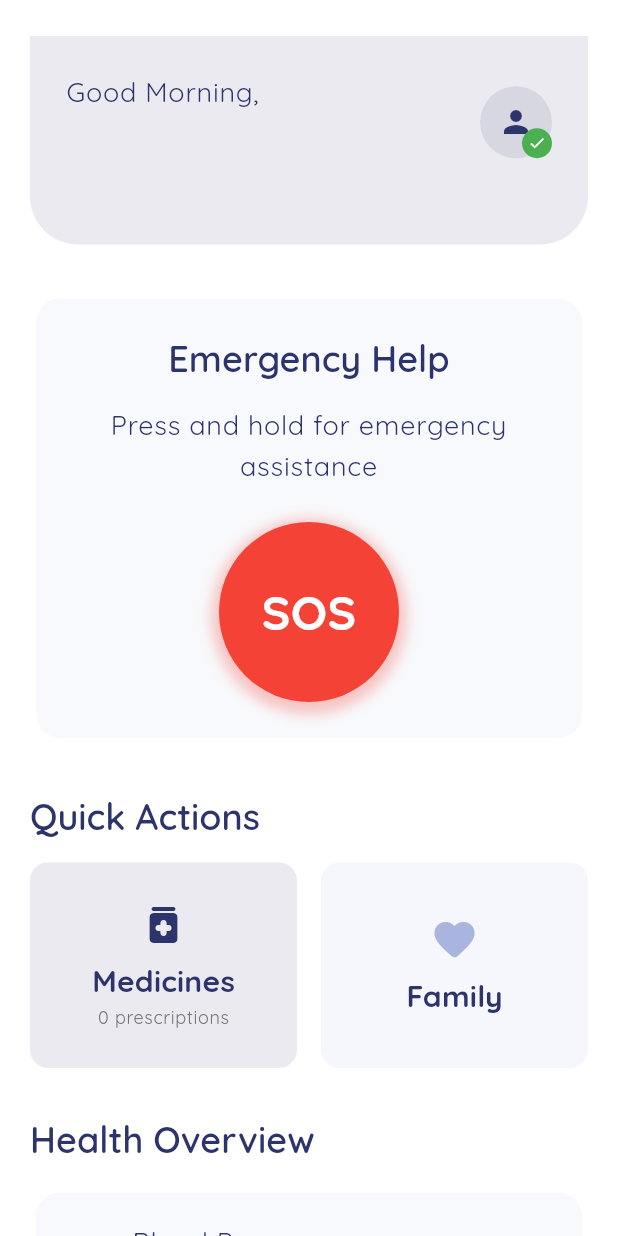
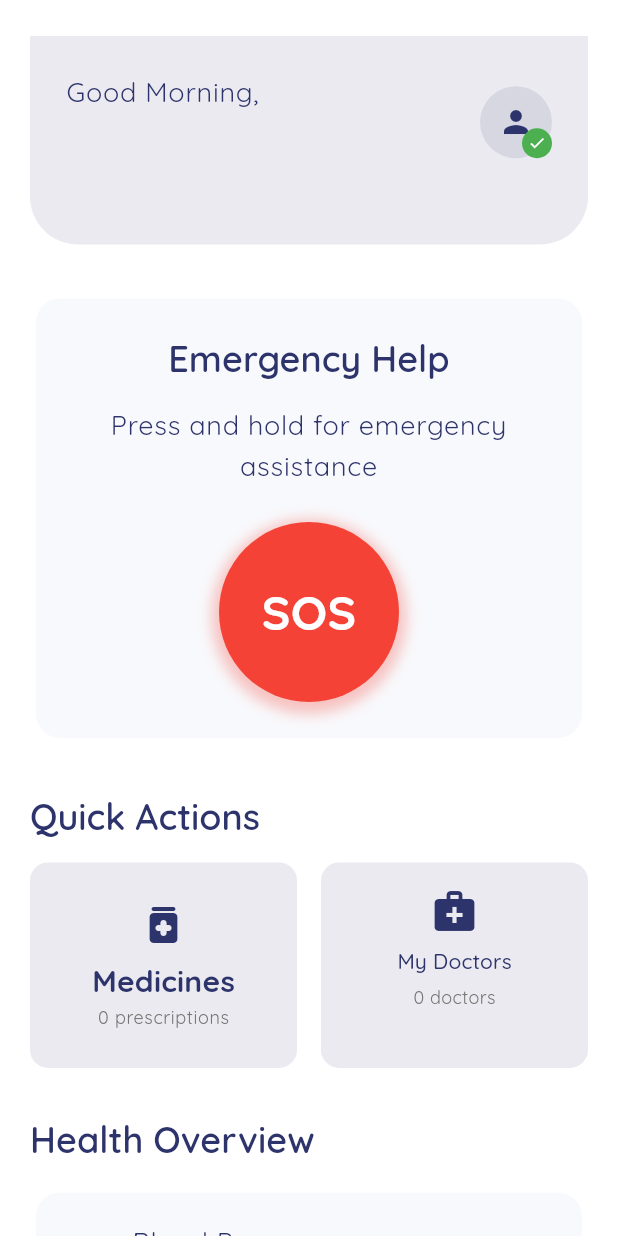
Before and after one commit to kichuman28/Wise-Care, a Flutter app: the HomeScreen screen opened directly, on a phone screen of 412 x 824 dp. Run offline on Flutter 3.47's test engine with Material 3 defaults, Android fonts, the light colour scheme and no system bars; our stand-ins replace battery_plus, cloud_firestore, connectivity_plus, device_info_plus, file_picker, firebase_auth and 7 more; missing offline and left inert: cloudinary_public, health; accounts and stored records are empty; network calls fail.

Commit message:
Enhance Authentication and Doctor Management with Improved User Experience

```diff
--- a/lib/core/models/doctor_model.dart
+++ b/lib/core/models/doctor_model.dart
@@ -1,74 +1,84 @@
+import 'package:cloud_firestore/cloud_firestore.dart';
+
 class Doctor {
   final String id;
   final String name;
-  final String mail;
+  final String email;
   final String specialization;
   final String imageUrl;
   final String about;
   final double rating;
   final int experience;
   final int patientsServed;
+  final double consultationFee;
+  final bool isAvailable;
+  final DateTime createdAt;
+  final DateTime updatedAt;
   final List<String> availableDays;
   final Map<String, List<String>> availableTimeSlots;
-  final double consultationFee;
-  final bool isAvailable;
 
   Doctor({
     required this.id,
     required this.name,
-    required this.mail,
+    required this.email,
     required this.specialization,
     required this.imageUrl,
     required this.about,
     required this.rating,
     required this.experience,
     required this.patientsServed,
+    required this.consultationFee,
+    this.isAvailable = true,
+    required this.createdAt,
+    required this.updatedAt,
     required this.availableDays,
     required this.availableTimeSlots,
-    required this.consultationFee,
-    this.isAvailable = true,
   });
 
   factory Doctor.fromMap(Map<String, dynamic> map, String id) {
     return Doctor(
       id: id,
       name: map['name'] ?? '',
-      mail: map['mail'] ?? '',
+      email: map['email'] ?? '',
       specialization: map['specialization'] ?? '',
       imageUrl: map['imageUrl'] ?? '',
       about: map['about'] ?? '',
       rating: (map['rating'] ?? 0.0).toDouble(),
       experience: map['experience'] ?? 0,
       patientsServed: map['patientsServed'] ?? 0,
+      consultationFee: (map['consultationFee'] ?? 0.0).toDouble(),
+      isAvailable: map['isAvailable'] ?? true,
+      createdAt: (map['createdAt'] as Timestamp?)?.toDate() ?? DateTime.now(),
+      updatedAt: (map['updatedAt'] as Timestamp?)?.toDate() ?? DateTime.now(),
       availableDays: List<String>.from(map['availableDays'] ?? []),
       availableTimeSlots: Map<String, List<String>>.from(
         map['availableTimeSlots']?.map(
               (key, value) => MapEntry(
-                key,
+                key.toString(),
                 List<String>.from(value),
               ),
             ) ??
             {},
       ),
-      consultationFee: (map['consultationFee'] ?? 0.0).toDouble(),
-      isAvailable: map['isAvailable'] ?? true,
     );
   }
 
   Map<String, dynamic> toMap() {
     return {
       'name': name,
-      'mail': mail,
+      'email': email,
       'specialization': specialization,
       'imageUrl': imageUrl,
       'about': about,
       'rating': rating,
       'experience': experience,
       'patientsServed': patientsServed,
+      'consultationFee': consultationFee,
+      'isAvailable': isAvailable,
+      'createdAt': Timestamp.fromDate(createdAt),
+      'updatedAt': Timestamp.fromDate(updatedAt),
       'availableDays': availableDays,
       'availableTimeSlots': availableTimeSlots,
-      'consultationFee': consultationFee,
-      'isAvailable': isAvailable,
     };
   }
 }
--- a/lib/ui/screens/home_screen.dart
+++ b/lib/ui/screens/home_screen.dart
@@ -1,7 +1,10 @@
 import 'package:flutter/material.dart';
+import 'package:provider/provider.dart';
 import '../widgets/greeting_header.dart';
 import '../widgets/sos_button.dart';
 import '../widgets/medicine_quick_action_button.dart';
+import '../widgets/doctor_quick_action_button.dart';
+import '../../core/providers/auth_provider.dart';
 import '../../core/theme/app_theme.dart';
 
 class HomeScreen extends StatelessWidget {
@@ -9,6 +12,25 @@ class HomeScreen extends StatelessWidget {
 
   @override
   Widget build(BuildContext context) {
+    return Consumer<AuthProvider>(
+      builder: (context, authProvider, _) {
+        if (authProvider.isLoading) {
+          return Scaffold(
+            backgroundColor: AppColors.background,
+            body: const Center(
+              child: CircularProgressIndicator(),
+            ),
+          );
+        }
+
+        if (authProvider.user == null) {
+          return const Scaffold(
+            body: Center(
+              child: Text('Please log in to continue'),
+            ),
+          );
+        }
+
         return Scaffold(
           backgroundColor: AppColors.background,
           body: SafeArea(
@@ -59,31 +81,8 @@ class HomeScreen extends StatelessWidget {
                     crossAxisSpacing: 16,
                     childAspectRatio: 1.3,
                     children: [
-                  //DoctorQuickActionButton(userId: userId),
                       const MedicineQuickActionButton(),
-                  Container(
-                    decoration: BoxDecoration(
-                      color: AppColors.tertiary.withOpacity(0.1),
-                      borderRadius: BorderRadius.circular(12),
-                    ),
-                    child: Column(
-                      mainAxisAlignment: MainAxisAlignment.center,
-                      children: [
-                        Icon(
-                          Icons.favorite_rounded,
-                          size: 32,
-                          color: AppColors.tertiary,
-                        ),
-                        const SizedBox(height: 8),
-                        Text(
-                          'Family',
-                          style: Theme.of(context).textTheme.titleMedium?.copyWith(
-                                fontWeight: FontWeight.bold,
-                              ),
-                        ),
-                      ],
-                    ),
-                  ),
+                      const DoctorQuickActionButton(),
                     ],
                   ),
 
@@ -126,6 +125,8 @@ class HomeScreen extends StatelessWidget {
             ),
           ),
         );
+      },
+    );
   }
 
   Widget _buildHealthMetric(BuildContext context, String label, String value, IconData icon) {
--- a/lib/ui/screens/login_screen.dart
+++ b/lib/ui/screens/login_screen.dart
@@ -360,8 +360,8 @@ class _LoginScreenState extends State<LoginScreen> with SingleTickerProviderStat
                               child: Row(
                                 mainAxisAlignment: MainAxisAlignment.center,
                                 children: [
-                                  Image.network(
-                                    'https://www.google.com/favicon.ico',
+                                  Image.asset(
+                                    'assets/logo/google_logo.png',
                                     height: 24,
                                   ),
                                   const SizedBox(width: 12),
--- a/lib/ui/widgets/greeting_header.dart
+++ b/lib/ui/widgets/greeting_header.dart
@@ -50,26 +50,65 @@ class GreetingHeader extends StatelessWidget {
                         style: Theme.of(context).textTheme.bodyLarge,
                       ),
                       const SizedBox(height: 4),
-                      Text(
+                      AnimatedSwitcher(
+                        duration: const Duration(milliseconds: 300),
+                        child: Text(
                           authProvider.userName,
+                          key: ValueKey(authProvider.userName),
                           style: Theme.of(context).textTheme.displayMedium,
+                        ),
                       ),
                     ],
                   ),
                   Stack(
                     children: [
-                      CircleAvatar(
-                        radius: 24,
-                        backgroundColor: AppColors.primary.withOpacity(0.1),
-                        backgroundImage:
-                            authProvider.userPhotoUrl != null ? NetworkImage(authProvider.userPhotoUrl!) : null,
-                        child: authProvider.userPhotoUrl == null
-                            ? Icon(
+                      Container(
+                        width: 48,
+                        height: 48,
+                        decoration: BoxDecoration(
+                          shape: BoxShape.circle,
+                          color: AppColors.primary.withOpacity(0.1),
+                        ),
+                        child: ClipOval(
+                          child: authProvider.userPhotoUrl != null && !authProvider.isLoading
+                              ? Image.network(
+                                  authProvider.userPhotoUrl!,
+                                  width: 48,
+                                  height: 48,
+                                  fit: BoxFit.cover,
+                                  cacheWidth: 96, // 2x for high DPI displays
+                                  cacheHeight: 96,
+                                  errorBuilder: (context, error, stackTrace) => Icon(
                                     Icons.person,
                                     color: AppColors.primary,
+                                    size: 24,
+                                  ),
+                                  loadingBuilder: (context, child, loadingProgress) {
+                                    if (loadingProgress == null) return child;
+                                    return Center(
+                                      child: SizedBox(
+                                        width: 24,
+                                        height: 24,
+                                        child: CircularProgressIndicator(
+                                          value: loadingProgress.expectedTotalBytes != null
+                                              ? loadingProgress.cumulativeBytesLoaded /
+                                                  loadingProgress.expectedTotalBytes!
+                                              : null,
+                                          strokeWidth: 2,
+                                          color: AppColors.primary,
+                                        ),
+                                      ),
+                                    );
+                                  },
                                 )
-                            : null,
+                              : Icon(
+                                  Icons.person,
+                                  color: AppColors.primary,
+                                  size: 24,
                                 ),
+                        ),
+                      ),
+                      if (!authProvider.isLoading)
                         Positioned(
                           right: 0,
                           bottom: 0,
@@ -126,6 +165,13 @@ class GreetingHeader extends StatelessWidget {
                     ),
                   ),
                 ),
+              if (prescriptionProvider?.isLoading ?? false)
+                const Padding(
+                  padding: EdgeInsets.only(top: 16),
+                  child: Center(
+                    child: CircularProgressIndicator(),
+                  ),
+                ),
             ],
           ),
         );
--- a/lib/ui/widgets/medicine_quick_action_button.dart
+++ b/lib/ui/widgets/medicine_quick_action_button.dart
@@ -346,9 +346,9 @@ class MedicineQuickActionButton extends StatelessWidget {
                     ),
               ),
               const SizedBox(height: 4),
-              Consumer<PrescriptionProvider>(
+              Consumer<PrescriptionProvider?>(
                 builder: (context, provider, child) {
-                  if (provider.isLoading) {
+                  if (provider == null || provider.isLoading) {
                     return const SizedBox(
                       height: 2,
                       child: LinearProgressIndicator(),
```
Also changed, not shown: lib/core/providers/auth_provider.dart (+79 -55 lines), lib/core/providers/doctor_provider.dart (+14 -1 lines), lib/ui/screens/appointments_screen.dart (deleted, +0 -66 lines), lib/ui/widgets/doctor_quick_action_button.dart (added, +327 -0 lines). Lines whose indentation alone changed are shown as unchanged.
